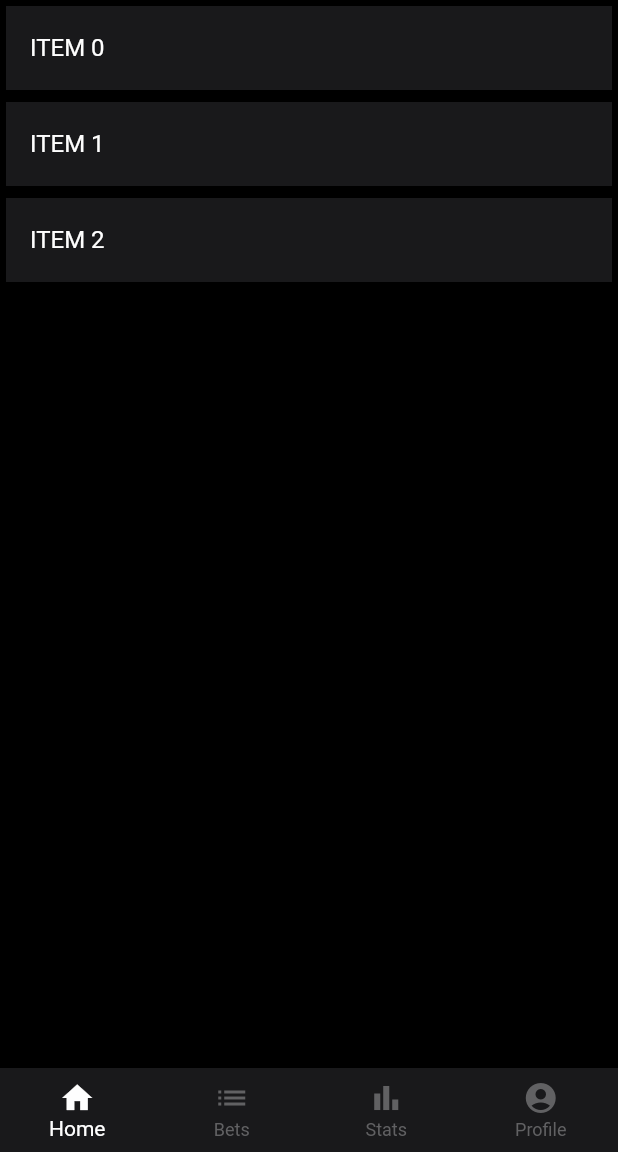
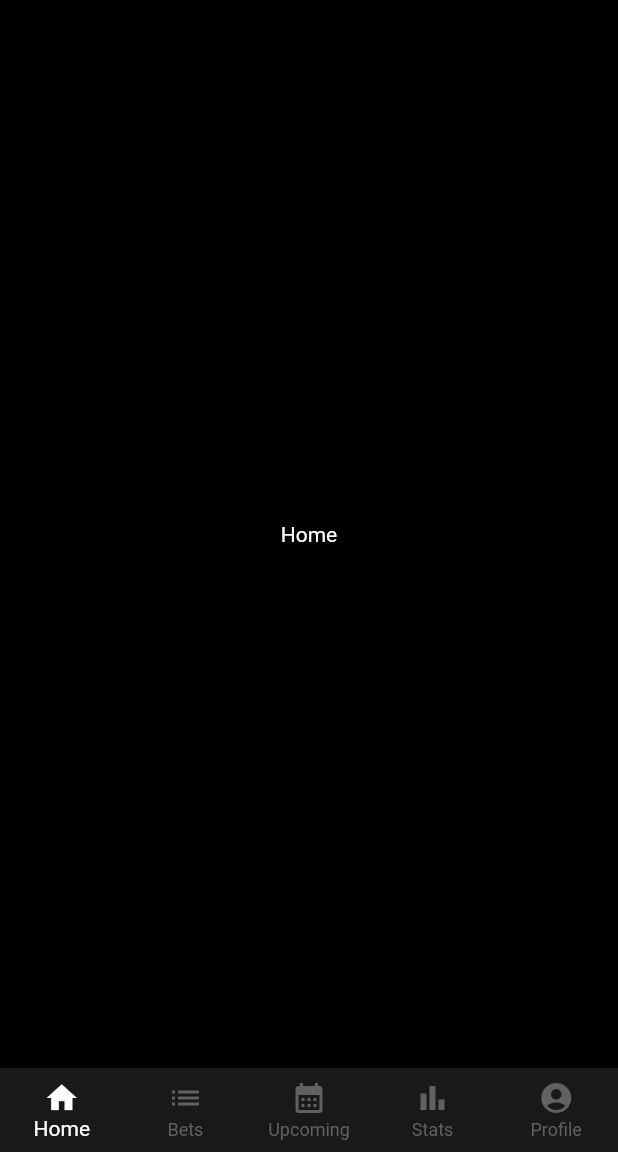
Before and after one commit to tobekman/Betify, a Flutter app: the screen it shows after launch, on a phone screen of 412 x 824 dp, the part 84-1236 px from its top. Run offline on Flutter 3.47's test engine with Material 2 defaults, Android fonts, the phone set to English and light mode, and no system bars.

```diff
--- a/client/lib/my_app.dart
+++ b/client/lib/my_app.dart
@@ -13,7 +13,7 @@ class MyApp extends StatelessWidget {
       debugShowCheckedModeBanner: false,
       title: 'Betify',
       onGenerateRoute: routes.controller,
-      initialRoute: Routes.home,
+      initialRoute: Routes.startingScreen,
       theme: MyTheme.theme,
     );
   }
--- a/client/lib/src/core/config/routes/pages.dart
+++ b/client/lib/src/core/config/routes/pages.dart
@@ -1,11 +1,14 @@
 import 'package:betify_client/src/core/config/routes/routes.dart';
-import 'package:betify_client/src/views/screens/home/home.dart';
+import 'package:betify_client/src/views/screens/home/home_screen.dart';
+import 'package:betify_client/src/views/screens/starting_screen.dart';
 import 'package:flutter/material.dart';
 
 Route<dynamic> controller(RouteSettings settings) {
   switch (settings.name) {
+    case Routes.startingScreen:
+      return MaterialPageRoute(builder: (_) => StartingScreen());
     case Routes.home:
-      return MaterialPageRoute(builder: (_) => const Home());
+      return MaterialPageRoute(builder: (_) => const HomeScreen());
     default:
       throw ("There is no such route.");
   }
--- a/client/lib/src/core/config/routes/routes.dart
+++ b/client/lib/src/core/config/routes/routes.dart
@@ -1,3 +1,4 @@
 abstract class Routes {
+  static const startingScreen = 'startingscreen';
   static const home = 'home';
 }
--- a/client/lib/src/core/config/theme/my_theme.dart
+++ b/client/lib/src/core/config/theme/my_theme.dart
@@ -3,6 +3,15 @@ import 'package:flutter/material.dart';
 
 class MyTheme {
   static final ThemeData theme = ThemeData(
+    textTheme: const TextTheme(
+      bodyText1: TextStyle(
+        color: ColorConstants.primaryText,
+      ),
+      bodyText2: TextStyle(
+        color: ColorConstants.primaryText,
+      ),
+
+    ),
     scaffoldBackgroundColor: ColorConstants.background,
     appBarTheme: const AppBarTheme(
       backgroundColor: ColorConstants.appBar,
@@ -11,11 +20,10 @@ class MyTheme {
       ),
     ),
     bottomNavigationBarTheme: const BottomNavigationBarThemeData(
-      backgroundColor: ColorConstants.appBar,
-      selectedItemColor: ColorConstants.primaryText,
-      unselectedItemColor: ColorConstants.secondaryText,
-      elevation: 0,
-      type: BottomNavigationBarType.fixed
-    ),
+        backgroundColor: ColorConstants.appBar,
+        selectedItemColor: ColorConstants.primaryText,
+        unselectedItemColor: ColorConstants.secondaryText,
+        elevation: 0,
+        type: BottomNavigationBarType.fixed),
   );
 }
--- a/client/lib/src/views/screens/home/home.dart
+++ /dev/null
@@ -1,62 +0,0 @@
-import 'package:betify_client/src/core/config/theme/color_constants.dart';
-import 'package:flutter/material.dart';
-
-class Home extends StatelessWidget {
-  const Home({Key? key}) : super(key: key);
-
-  @override
-  Widget build(BuildContext context) {
-    return Scaffold(
-      appBar: AppBar(
-        elevation: 0,
-        title: const Text('Betify'),
-      ),
-      body: ListView.builder(
-        shrinkWrap: true,
-        itemCount: 3,
-        itemBuilder: (context, index) {
-          return Card(
-            elevation: 0,
-            child: ListTile(
-              tileColor: ColorConstants.appBar,
-              title: Text(
-                'ITEM $index',
-                style: const TextStyle(
-                  color: ColorConstants.primaryText,
-                ),
-              ),
-            ),
-          );
-        },
-      ),
-      bottomNavigationBar: BottomNavigationBar(
-        items: const [
-          BottomNavigationBarItem(
-            icon: Icon(
-              Icons.home,
-            ),
-            label: 'Home',
-          ),
-          BottomNavigationBarItem(
-            icon: Icon(
-              Icons.list,
-            ),
-            label: 'Bets',
-          ),
-          BottomNavigationBarItem(
-            icon: Icon(
-              Icons.bar_chart,
-            ),
-            label: 'Stats',
-          ),
-          BottomNavigationBarItem(
-            icon: Icon(
-              Icons.account_circle,
-            ),
-            label: 'Profile',
-          ),
-        ],
-      ),
-    );
-  }
-}
--- /dev/null
+++ b/client/lib/src/views/screens/home/home_screen.dart
@@ -0,0 +1,15 @@
+import 'package:betify_client/src/core/config/theme/color_constants.dart';
+import 'package:flutter/material.dart';
+
+class HomeScreen extends StatelessWidget {
+  const HomeScreen({Key? key}) : super(key: key);
+
+  @override
+  Widget build(BuildContext context) {
+    return const Center(
+      child: Text(
+        'Home',
+      ),
+    );
+  }
+}
--- /dev/null
+++ b/client/lib/src/views/screens/starting_screen.dart
@@ -0,0 +1,76 @@
+import 'package:betify_client/src/views/screens/bets/bets_screen.dart';
+import 'package:betify_client/src/views/screens/profile/profile_screen.dart';
+import 'package:betify_client/src/views/screens/stats/stats_screen.dart';
+import 'package:betify_client/src/views/screens/upcoming/upcoming_screen.dart';
+import 'package:flutter/material.dart';
+
+import 'home/home_screen.dart';
+
+class StartingScreen extends StatefulWidget {
+  StartingScreen({Key? key}) : super(key: key);
+
+  @override
+  State<StartingScreen> createState() => _StartingScreenState();
+}
+
+class _StartingScreenState extends State<StartingScreen> {
+  int _currentIndex = 0;
+  final List _screens = const [
+    HomeScreen(),
+    BetsScreen(),
+    UpcomingScreen(),
+    StatsScreen(),
+    ProfileScreen(),
+  ];
+
+  void _updateIndex(int value) {
+    setState(() {
+      _currentIndex = value;
+    });
+  }
+
+  @override
+  Widget build(BuildContext context) {
+    return Scaffold(
+      appBar: AppBar(
+        elevation: 0,
+        title: const Text('Betify'),
+      ),
+      body: _screens[_currentIndex],
+      bottomNavigationBar: BottomNavigationBar(
+        currentIndex: _currentIndex,
+        onTap: _updateIndex,
+        items: const [
+          BottomNavigationBarItem(
+            icon: Icon(
+              Icons.home,
+            ),
+            label: 'Home',
+          ),
+          BottomNavigationBarItem(
+            icon: Icon(
+              Icons.list,
+            ),
+            label: 'Bets',
+          ),
+          BottomNavigationBarItem(
+            icon: Icon(Icons.calendar_month),
+            label: 'Upcoming',
+          ),
+          BottomNavigationBarItem(
+            icon: Icon(
+              Icons.bar_chart,
+            ),
+            label: 'Stats',
+          ),
+          BottomNavigationBarItem(
+            icon: Icon(
+              Icons.account_circle,
+            ),
+            label: 'Profile',
+          ),
+        ],
+      ),
+    );
+  }
+}
```
Also changed, not shown: client/lib/src/views/screens/bets/bets_screen.dart (added, +12 -0 lines), client/lib/src/views/screens/profile/profile_screen.dart (added, +12 -0 lines), client/lib/src/views/screens/stats/stats_screen.dart (added, +12 -0 lines), client/lib/src/views/screens/upcoming/upcoming_screen.dart (added, +12 -0 lines).
